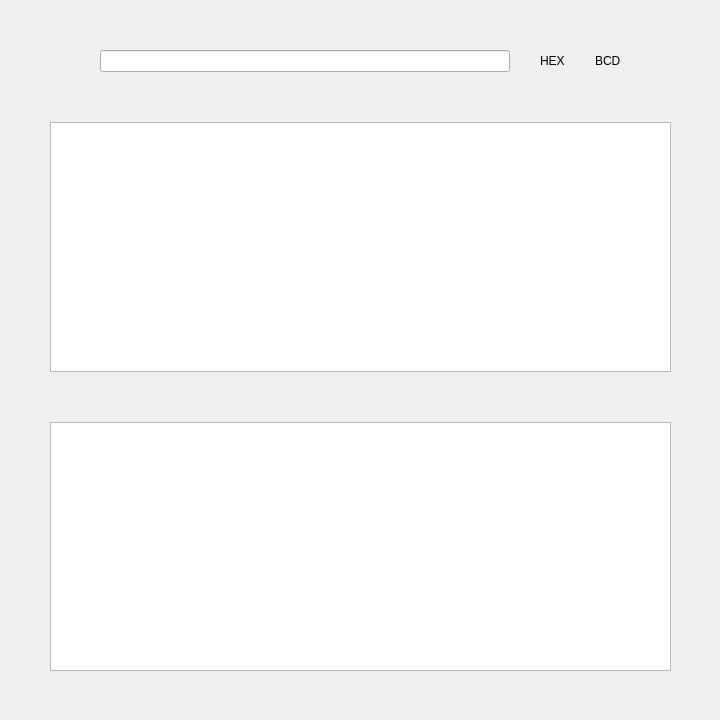
Old version of the form mainwindow.ui in the repository JassonRM/Hamming.
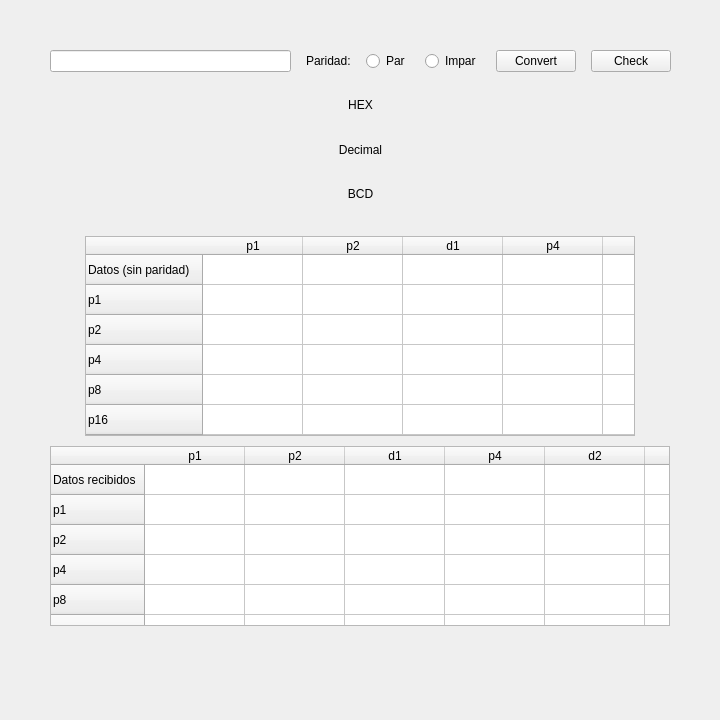
New version of the form.

```diff
--- a/mainwindow.ui
+++ b/mainwindow.ui
@@ -10,6 +10,12 @@
     <height>720</height>
    </rect>
   </property>
+  <property name="sizePolicy">
+   <sizepolicy hsizetype="Fixed" vsizetype="Fixed">
+    <horstretch>0</horstretch>
+    <verstretch>0</verstretch>
+   </sizepolicy>
+  </property>
   <property name="windowTitle">
    <string>MainWindow</string>
   </property>
@@ -25,7 +31,7 @@
     </property>
     <layout class="QVBoxLayout" name="verticalLayout">
      <property name="spacing">
-      <number>50</number>
+      <number>20</number>
      </property>
      <property name="leftMargin">
       <number>50</number>
@@ -42,13 +48,13 @@
      <item>
       <layout class="QHBoxLayout" name="horizontalLayout">
        <property name="spacing">
-        <number>30</number>
+        <number>15</number>
        </property>
        <property name="leftMargin">
-        <number>50</number>
+        <number>0</number>
        </property>
        <property name="rightMargin">
-        <number>50</number>
+        <number>0</number>
        </property>
        <item>
         <widget class="QLineEdit" name="lineEdit"/>
@@ -56,24 +62,430 @@
        <item>
         <widget class="QLabel" name="label">
          <property name="text">
-          <string>HEX</string>
+          <string>Paridad:</string>
          </property>
         </widget>
        </item>
        <item>
-        <widget class="QLabel" name="label_2">
+        <widget class="QRadioButton" name="radioPar">
          <property name="text">
-          <string>BCD</string>
+          <string>Par</string>
+         </property>
+        </widget>
+       </item>
+       <item>
+        <widget class="QRadioButton" name="radioImpar">
+         <property name="text">
+          <string>Impar</string>
+         </property>
+        </widget>
+       </item>
+       <item>
+        <widget class="QPushButton" name="convertBtn">
+         <property name="text">
+          <string>Convert</string>
+         </property>
+        </widget>
+       </item>
+       <item>
+        <widget class="QPushButton" name="checkBtn">
+         <property name="text">
+          <string>Check</string>
          </property>
         </widget>
        </item>
       </layout>
      </item>
      <item>
-      <widget class="QTableWidget" name="tableWidget_2"/>
+      <widget class="QLabel" name="hexaLabel">
+       <property name="text">
+        <string>HEX</string>
+       </property>
+       <property name="alignment">
+        <set>Qt::AlignCenter</set>
+       </property>
+      </widget>
      </item>
      <item>
-      <widget class="QTableWidget" name="tableWidget"/>
+      <widget class="QLabel" name="decimalLabel">
+       <property name="text">
+        <string>Decimal</string>
+       </property>
+       <property name="textFormat">
+        <enum>Qt::AutoText</enum>
+       </property>
+       <property name="alignment">
+        <set>Qt::AlignCenter</set>
+       </property>
+      </widget>
+     </item>
+     <item>
+      <widget class="QLabel" name="bcdLabel">
+       <property name="text">
+        <string>BCD</string>
+       </property>
+       <property name="alignment">
+        <set>Qt::AlignCenter</set>
+       </property>
+      </widget>
+     </item>
+     <item alignment="Qt::AlignHCenter">
+      <widget class="QTableWidget" name="hammingTable">
+       <property name="sizePolicy">
+        <sizepolicy hsizetype="Expanding" vsizetype="Expanding">
+         <horstretch>0</horstretch>
+         <verstretch>0</verstretch>
+        </sizepolicy>
+       </property>
+       <property name="minimumSize">
+        <size>
+         <width>550</width>
+         <height>200</height>
+        </size>
+       </property>
+       <property name="maximumSize">
+        <size>
+         <width>540</width>
+         <height>180</height>
+        </size>
+       </property>
+       <property name="verticalScrollBarPolicy">
+        <enum>Qt::ScrollBarAlwaysOff</enum>
+       </property>
+       <property name="horizontalScrollBarPolicy">
+        <enum>Qt::ScrollBarAlwaysOff</enum>
+       </property>
+       <property name="sizeAdjustPolicy">
+        <enum>QAbstractScrollArea::AdjustToContentsOnFirstShow</enum>
+       </property>
+       <property name="autoScroll">
+        <bool>false</bool>
+       </property>
+       <property name="alternatingRowColors">
+        <bool>false</bool>
+       </property>
+       <property name="rowCount">
+        <number>7</number>
+       </property>
+       <property name="columnCount">
+        <number>17</number>
+       </property>
+       <attribute name="horizontalHeaderCascadingSectionResizes">
+        <bool>true</bool>
+       </attribute>
+       <attribute name="verticalHeaderCascadingSectionResizes">
+        <bool>true</bool>
+       </attribute>
+       <row>
+        <property name="text">
+         <string>Datos (sin paridad)</string>
+        </property>
+       </row>
+       <row>
+        <property name="text">
+         <string>p1</string>
+        </property>
+       </row>
+       <row>
+        <property name="text">
+         <string>p2</string>
+        </property>
+       </row>
+       <row>
+        <property name="text">
+         <string>p4</string>
+        </property>
+       </row>
+       <row>
+        <property name="text">
+         <string>p8</string>
+        </property>
+       </row>
+       <row>
+        <property name="text">
+         <string>p16</string>
+        </property>
+       </row>
+       <row>
+        <property name="text">
+         <string>Datos (con paridad)</string>
+        </property>
+       </row>
+       <column>
+        <property name="text">
+         <string>p1</string>
+        </property>
+       </column>
+       <column>
+        <property name="text">
+         <string>p2</string>
+        </property>
+       </column>
+       <column>
+        <property name="text">
+         <string>d1</string>
+        </property>
+       </column>
+       <column>
+        <property name="text">
+         <string>p4</string>
+        </property>
+       </column>
+       <column>
+        <property name="text">
+         <string>d2</string>
+        </property>
+       </column>
+       <column>
+        <property name="text">
+         <string>d3</string>
+        </property>
+       </column>
+       <column>
+        <property name="text">
+         <string>d4</string>
+        </property>
+       </column>
+       <column>
+        <property name="text">
+         <string>p8</string>
+        </property>
+       </column>
+       <column>
+        <property name="text">
+         <string>d5</string>
+        </property>
+       </column>
+       <column>
+        <property name="text">
+         <string>d6</string>
+        </property>
+       </column>
+       <column>
+        <property name="text">
+         <string>d7</string>
+        </property>
+       </column>
+       <column>
+        <property name="text">
+         <string>d8</string>
+        </property>
+       </column>
+       <column>
+        <property name="text">
+         <string>d9</string>
+        </property>
+       </column>
+       <column>
+        <property name="text">
+         <string>d10</string>
+        </property>
+       </column>
+       <column>
+        <property name="text">
+         <string>d11</string>
+        </property>
+       </column>
+       <column>
+        <property name="text">
+         <string>p16</string>
+        </property>
+       </column>
+       <column>
+        <property name="text">
+         <string>d12</string>
+        </property>
+       </column>
+       <item row="3" column="4">
+        <property name="text">
+         <string/>
+        </property>
+       </item>
+      </widget>
+     </item>
+     <item alignment="Qt::AlignHCenter">
+      <widget class="QTableWidget" name="repairTable">
+       <property name="sizePolicy">
+        <sizepolicy hsizetype="Expanding" vsizetype="Expanding">
+         <horstretch>0</horstretch>
+         <verstretch>0</verstretch>
+        </sizepolicy>
+       </property>
+       <property name="minimumSize">
+        <size>
+         <width>620</width>
+         <height>180</height>
+        </size>
+       </property>
+       <property name="maximumSize">
+        <size>
+         <width>620</width>
+         <height>180</height>
+        </size>
+       </property>
+       <property name="verticalScrollBarPolicy">
+        <enum>Qt::ScrollBarAlwaysOff</enum>
+       </property>
+       <property name="horizontalScrollBarPolicy">
+        <enum>Qt::ScrollBarAlwaysOff</enum>
+       </property>
+       <property name="sizeAdjustPolicy">
+        <enum>QAbstractScrollArea::AdjustToContentsOnFirstShow</enum>
+       </property>
+       <property name="autoScroll">
+        <bool>false</bool>
+       </property>
+       <property name="alternatingRowColors">
+        <bool>false</bool>
+       </property>
+       <property name="rowCount">
+        <number>6</number>
+       </property>
+       <property name="columnCount">
+        <number>18</number>
+       </property>
+       <attribute name="horizontalHeaderCascadingSectionResizes">
+        <bool>true</bool>
+       </attribute>
+       <attribute name="verticalHeaderCascadingSectionResizes">
+        <bool>true</bool>
+       </attribute>
+       <row>
+        <property name="text">
+         <string>Datos recibidos</string>
+        </property>
+       </row>
+       <row>
+        <property name="text">
+         <string>p1</string>
+        </property>
+       </row>
+       <row>
+        <property name="text">
+         <string>p2</string>
+        </property>
+       </row>
+       <row>
+        <property name="text">
+         <string>p4</string>
+        </property>
+       </row>
+       <row>
+        <property name="text">
+         <string>p8</string>
+        </property>
+       </row>
+       <row>
+        <property name="text">
+         <string>p16</string>
+        </property>
+       </row>
+       <column>
+        <property name="text">
+         <string>p1</string>
+        </property>
+       </column>
+       <column>
+        <property name="text">
+         <string>p2</string>
+        </property>
+       </column>
+       <column>
+        <property name="text">
+         <string>d1</string>
+        </property>
+       </column>
+       <column>
+        <property name="text">
+         <string>p4</string>
+        </property>
+       </column>
+       <column>
+        <property name="text">
+         <string>d2</string>
+        </property>
+       </column>
+       <column>
+        <property name="text">
+         <string>d3</string>
+        </property>
+       </column>
+       <column>
+        <property name="text">
+         <string>d4</string>
+        </property>
+       </column>
+       <column>
+        <property name="text">
+         <string>p8</string>
+        </property>
+       </column>
+       <column>
+        <property name="text">
+         <string>d5</string>
+        </property>
+       </column>
+       <column>
+        <property name="text">
+         <string>d6</string>
+        </property>
+       </column>
+       <column>
+        <property name="text">
+         <string>d7</string>
+        </property>
+       </column>
+       <column>
+        <property name="text">
+         <string>d8</string>
+        </property>
+       </column>
+       <column>
+        <property name="text">
+         <string>d9</string>
+        </property>
+       </column>
+       <column>
+        <property name="text">
+         <string>d10</string>
+        </property>
+       </column>
+       <column>
+        <property name="text">
+         <string>d11</string>
+        </property>
+       </column>
+       <column>
+        <property name="text">
+         <string>p16</string>
+        </property>
+       </column>
+       <column>
+        <property name="text">
+         <string>d12</string>
+        </property>
+       </column>
+       <column>
+        <property name="text">
+         <string>Prueba de paridad</string>
+        </property>
+       </column>
+       <item row="3" column="4">
+        <property name="text">
+         <string/>
+        </property>
+       </item>
+      </widget>
+     </item>
+     <item>
+      <widget class="QLabel" name="errorLabel">
+       <property name="text">
+        <string/>
+       </property>
+       <property name="alignment">
+        <set>Qt::AlignCenter</set>
+       </property>
+      </widget>
      </item>
     </layout>
    </widget>
```
Left out of the diff: 8 changed lines with no effect on the pictures.
